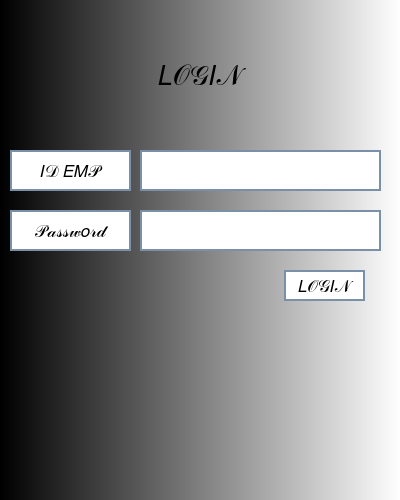
Above: Ui/Login/u_login.ui from Kodegmxz/Proyecto before the change. Below: the same form after it.
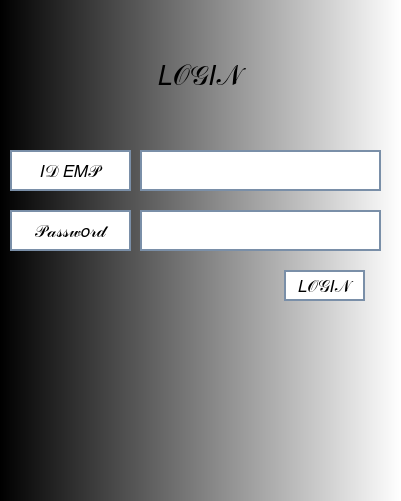
That is the form after the change.

```diff
--- a/Ui/Login/u_login.ui
+++ b/Ui/Login/u_login.ui
@@ -6,8 +6,8 @@
    <rect>
     <x>0</x>
     <y>0</y>
-    <width>400</width>
-    <height>500</height>
+    <width>401</width>
+    <height>501</height>
    </rect>
   </property>
   <property name="windowTitle">
```
